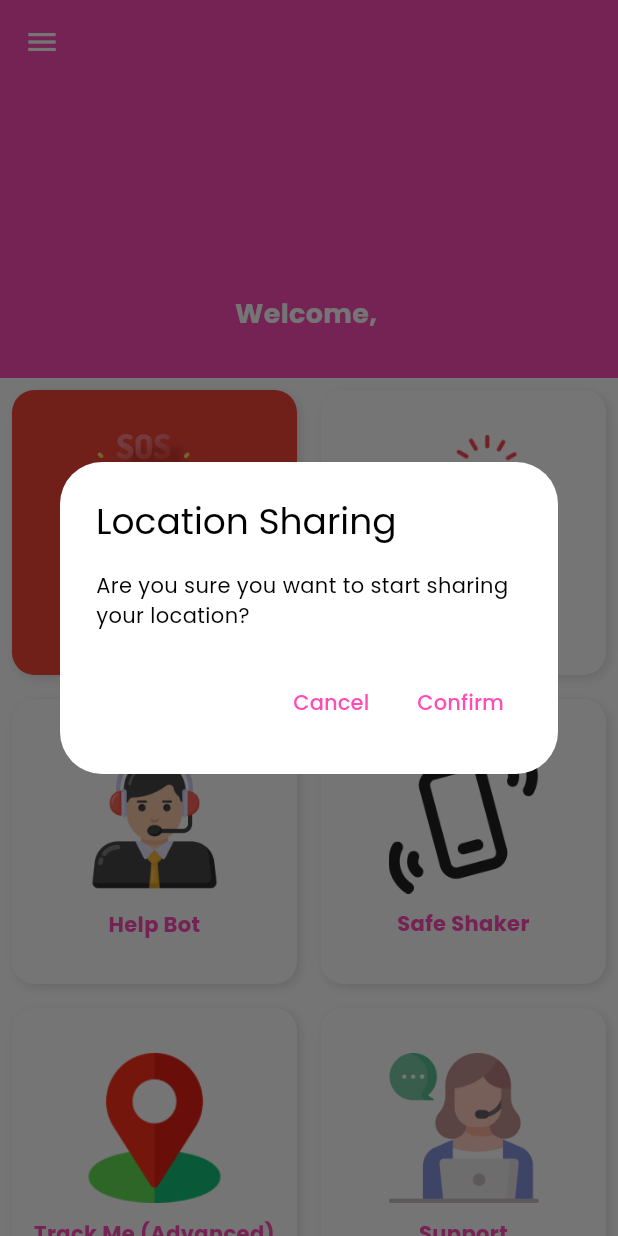
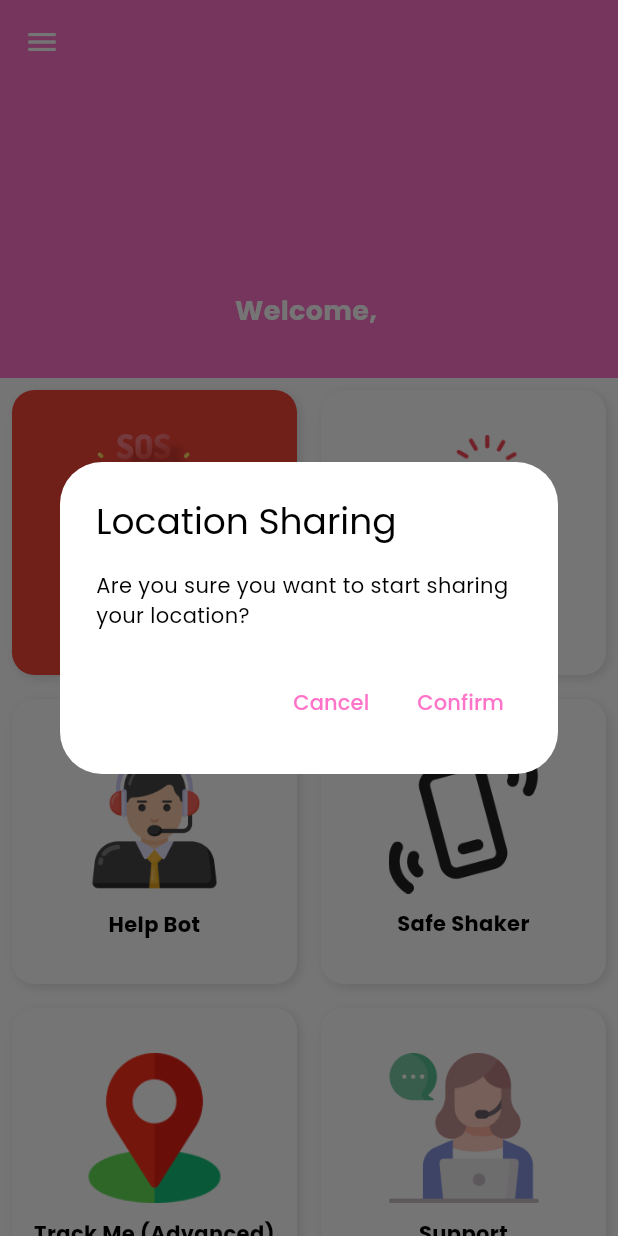
Before and after one commit to yumyum-web/ai_guardian, a Flutter app: the LobbyScreen screen opened directly, after a tap on "Fly Safe", after a tap on "Track Me (Advanced)", on a phone screen of 412 x 824 dp. Run offline on Flutter 3.47's test engine with Material 3 defaults, Android fonts, the phone set to English and light mode, and no system bars; our stand-ins replace cached_network_image, carousel_slider, cloud_firestore, firebase_auth, firebase_core, geolocator and 2 more; accounts and stored records are empty; network calls fail.

Commit message:
feat: Update application theme colors
This commit updates the application's theme colors to improve the overall visual appeal. The changes include:

-   **`DashboardScreen`:**
    -   Adjusted the padding of the user profile section from `EdgeInsets.all(30)` to `EdgeInsets.fromLTRB(16, 8, 16, 32)`.
    -   Increased the radius of the user profile circle avatar from `40` to `50`.
-   **Theme Colors:**
    - Updated `primaryColor` from `#ff4cb7` to `#ffff73c8` in `main.dart`.
    - Updated `accentColor` from `#ff21a5` to `#ffb2aa7` in `main.dart`.

```diff
--- a/lib/main.dart
+++ b/lib/main.dart
@@ -6,11 +6,11 @@ import 'package:google_fonts/google_fonts.dart';
 
 const textColor = Color(0xFF000000);
 const backgroundColor = Color(0xFFffffff);
-const primaryColor = Color(0xFFff4cb7);
+const primaryColor = Color(0xffff73c8);
 const primaryFgColor = Color(0xFF000000);
 const secondaryColor = Color(0xFFdedcff);
 const secondaryFgColor = Color(0xFF000000);
-const accentColor = Color(0xFFff21a5);
+const accentColor = Color(0xfffb2aa7);
 const accentFgColor = Color(0xFF000000);
 
 const colorScheme = ColorScheme(
--- a/lib/screens/dashboard_screen.dart
+++ b/lib/screens/dashboard_screen.dart
@@ -75,12 +75,12 @@ class _DashboardScreenState extends State<DashboardScreen> {
             decoration: BoxDecoration(color: Theme.of(context).primaryColor),
             width: double.infinity,
             child: Padding(
-              padding: const EdgeInsets.all(30),
+              padding: const EdgeInsets.fromLTRB(16, 8, 16, 32),
               child: Column(
                 spacing: 30,
                 children: [
                   CircleAvatar(
-                    radius: 40,
+                    radius: 50,
                     backgroundImage: CachedNetworkImageProvider(
                       user?.photoURL ?? '',
                     ),
@@ -198,7 +198,6 @@ class _DashboardScreenState extends State<DashboardScreen> {
     required VoidCallback onTap,
   }) {
     bgColor ??= Theme.of(context).cardColor;
-    textColor ??= Theme.of(context).primaryColor;
 
     return GestureDetector(
       onTap: onTap,
```
